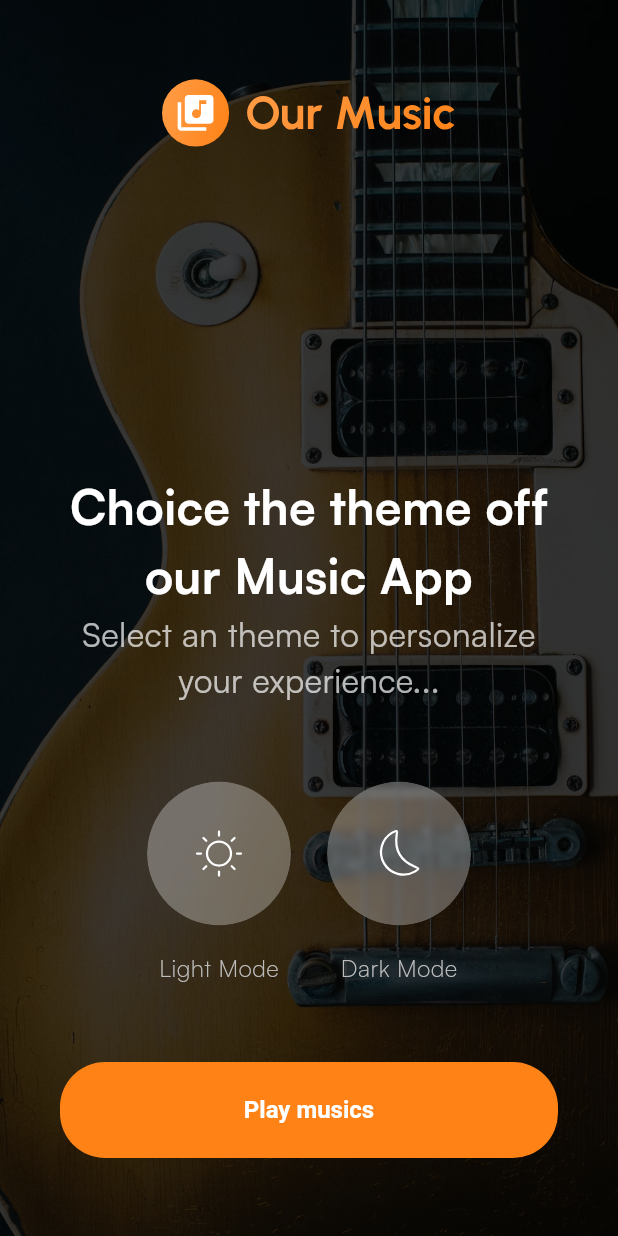
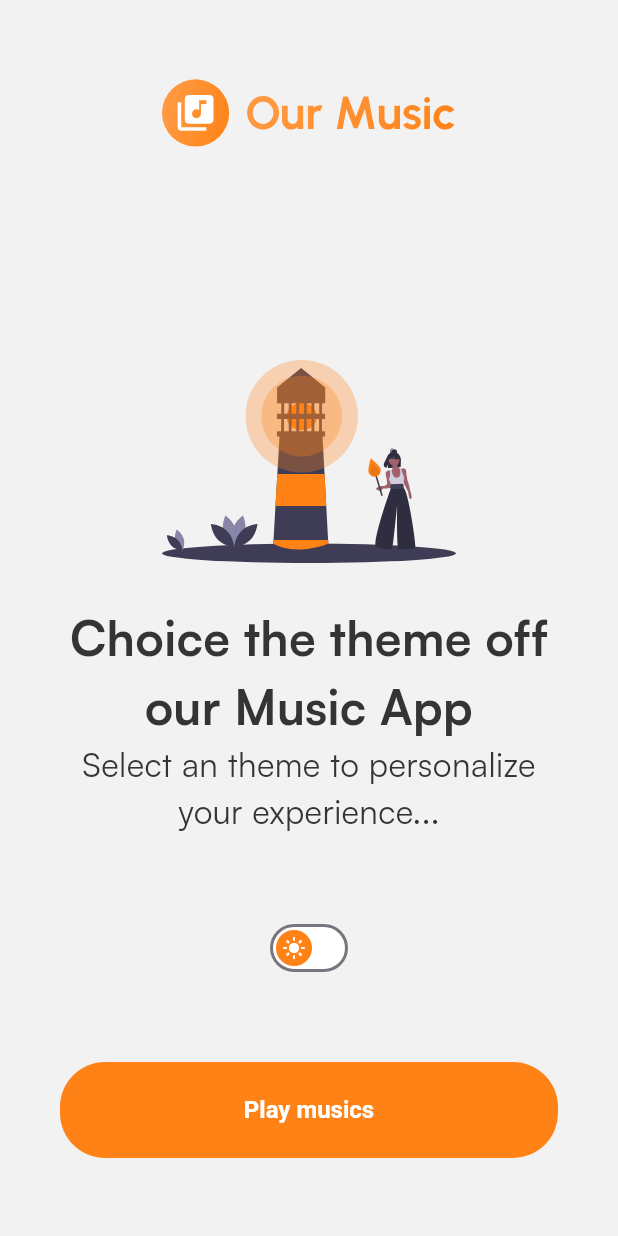
Before and after one commit to Anderson-Andre-P/music_app, a Flutter app: the ChooseThemePage screen opened directly, on a phone screen of 412 x 824 dp. Run offline on Flutter 3.47's test engine with Material 3 defaults, Android fonts, the phone set to English and light mode, and no system bars; our stand-ins replace cloud_firestore, dartz, firebase_auth, firebase_core, flutter_bloc, flutter_dotenv and 3 more; accounts and stored records are empty.

Commit message:
feat: redesign UI theme mode

```diff
--- a/lib/core/configs/assets/app_vectors.dart
+++ b/lib/core/configs/assets/app_vectors.dart
@@ -3,8 +3,8 @@ class AppVectors {
   static const String format = '.svg';
 
   static const String logo = '${basePath}logo_yellow$format';
-  static const String sun = '${basePath}sun$format';
-  static const String moon = '${basePath}moon$format';
+  static const String lightMode = '${basePath}light_mode$format';
+  static const String darkMode = '${basePath}dark_mode$format';
 
   static const String topPattern = '${basePath}top_pattern$format';
   static const String bottomPattern = '${basePath}bottom_pattern$format';
--- a/lib/presentation/choose_theme/page/choose_theme.dart
+++ b/lib/presentation/choose_theme/page/choose_theme.dart
@@ -1,5 +1,3 @@
-import 'dart:ui';
-
 import 'package:flutter/material.dart';
 import 'package:flutter_bloc/flutter_bloc.dart';
 import 'package:flutter_svg/flutter_svg.dart';
@@ -7,30 +5,47 @@ import 'package:our_music/core/configs/theme/app_colors.dart';
 import 'package:our_music/presentation/auth/pages/signin_or_signup.dart';
 
 import '../../../common/widgets/button/basic_app_button.dart';
-import '../../../core/configs/assets/app_images.dart';
 import '../../../core/configs/assets/app_vectors.dart';
 import '../bloc/theme_cubit.dart';
 
-class ChooseThemePage extends StatelessWidget {
+class ChooseThemePage extends StatefulWidget {
   const ChooseThemePage({super.key});
+
+  @override
+  State<ChooseThemePage> createState() => _ChooseThemePageState();
+}
+
+class _ChooseThemePageState extends State<ChooseThemePage> {
+  bool isDarkMode = false;
+
+  void _toggleTheme(bool value) {
+    setState(() {
+      isDarkMode = value;
+    });
+    if (isDarkMode) {
+      context.read<ThemeCubit>().updateTheme(ThemeMode.dark);
+    } else {
+      context.read<ThemeCubit>().updateTheme(ThemeMode.light);
+    }
+  }
 
   @override
   Widget build(BuildContext context) {
     return Scaffold(
       body: Stack(
         children: [
-          Container(
-            decoration: const BoxDecoration(
-              image: DecorationImage(
-                image: AssetImage(
-                  AppImages.chooseThemeBG,
-                ),
-                fit: BoxFit.cover,
+          Padding(
+            padding: const EdgeInsets.only(top: 240.0),
+            child: Align(
+              alignment: Alignment.topCenter,
+              child: SvgPicture.asset(
+                isDarkMode ? AppVectors.darkMode : AppVectors.lightMode,
+                width: 196.0,
               ),
             ),
           ),
           Container(
-            color: Colors.black.withOpacity(0.35),
+            color: isDarkMode ? Colors.black.withOpacity(0.35) : null,
           ),
           Padding(
             padding: const EdgeInsets.symmetric(
@@ -47,20 +62,20 @@ class ChooseThemePage extends StatelessWidget {
                   ),
                 ),
                 const Spacer(),
-                const Text(
+                Text(
                   "Choice the theme off our Music App",
                   style: TextStyle(
                     fontWeight: FontWeight.bold,
-                    color: Colors.white,
+                    color: isDarkMode ? Colors.white : AppColors.darkGrey,
                     fontSize: 32,
                   ),
                   textAlign: TextAlign.center,
                 ),
-                const Text(
+                Text(
                   "Select an theme to personalize your experience...",
                   style: TextStyle(
                     fontWeight: FontWeight.normal,
-                    color: Colors.white70,
+                    color: isDarkMode ? Colors.white70 : AppColors.darkGrey,
                     fontSize: 22,
                   ),
                   textAlign: TextAlign.center,
@@ -68,93 +83,24 @@ class ChooseThemePage extends StatelessWidget {
                 const SizedBox(
                   height: 52,
                 ),
-                Row(
-                  mainAxisAlignment: MainAxisAlignment.center,
-                  children: [
-                    Column(
-                      mainAxisAlignment: MainAxisAlignment.center,
-                      children: [
-                        GestureDetector(
-                          onTap: () {
-                            context
-                                .read<ThemeCubit>()
-                                .updateTheme(ThemeMode.light);
-                          },
-                          child: ClipOval(
-                            child: BackdropFilter(
-                              filter: ImageFilter.blur(sigmaX: 2, sigmaY: 2),
-                              child: Container(
-                                height: 96.0,
-                                width: 96.0,
-                                decoration: const BoxDecoration(
-                                  shape: BoxShape.circle,
-                                  color: Colors.white30,
-                                ),
-                                child: SvgPicture.asset(
-                                  AppVectors.sun,
-                                  fit: BoxFit.none,
-                                ),
-                              ),
-                            ),
+                Switch(
+                  value: isDarkMode,
+                  onChanged: _toggleTheme,
+                  activeColor: Colors.white,
+                  activeTrackColor: AppColors.primary,
+                  inactiveThumbColor: AppColors.primary,
+                  inactiveTrackColor: Colors.white,
+                  thumbIcon: WidgetStatePropertyAll(
+                    isDarkMode
+                        ? const Icon(
+                            Icons.dark_mode,
+                            color: AppColors.primary,
+                          )
+                        : const Icon(
+                            Icons.light_mode,
+                            color: Colors.white,
                           ),
-                        ),
-                        const SizedBox(
-                          height: 16,
-                        ),
-                        const Text(
-                          "Light Mode",
-                          style: TextStyle(
-                            fontWeight: FontWeight.w300,
-                            fontSize: 16,
-                            color: AppColors.grey,
-                          ),
-                        )
-                      ],
-                    ),
-                    const SizedBox(
-                      width: 24,
-                    ),
-                    Column(
-                      mainAxisAlignment: MainAxisAlignment.center,
-                      children: [
-                        GestureDetector(
-                          onTap: () {
-                            context
-                                .read<ThemeCubit>()
-                                .updateTheme(ThemeMode.dark);
-                          },
-                          child: ClipOval(
-                            child: BackdropFilter(
-                              filter: ImageFilter.blur(sigmaX: 2, sigmaY: 2),
-                              child: Container(
-                                height: 96.0,
-                                width: 96.0,
-                                decoration: const BoxDecoration(
-                                  shape: BoxShape.circle,
-                                  color: Colors.white30,
-                                ),
-                                child: SvgPicture.asset(
-                                  AppVectors.moon,
-                                  fit: BoxFit.none,
-                                ),
-                              ),
-                            ),
-                          ),
-                        ),
-                        const SizedBox(
-                          height: 16,
-                        ),
-                        const Text(
-                          "Dark Mode",
-                          style: TextStyle(
-                            fontWeight: FontWeight.w300,
-                            fontSize: 16,
-                            color: AppColors.grey,
-                          ),
-                        )
-                      ],
-                    ),
-                  ],
+                  ),
                 ),
                 const SizedBox(
                   height: 52,
```
Also changed, not shown: assets/vectors/dark_mode.svg (added), assets/vectors/light_mode.svg (added), assets/vectors/moon.svg (deleted), assets/vectors/sun.svg (deleted).
